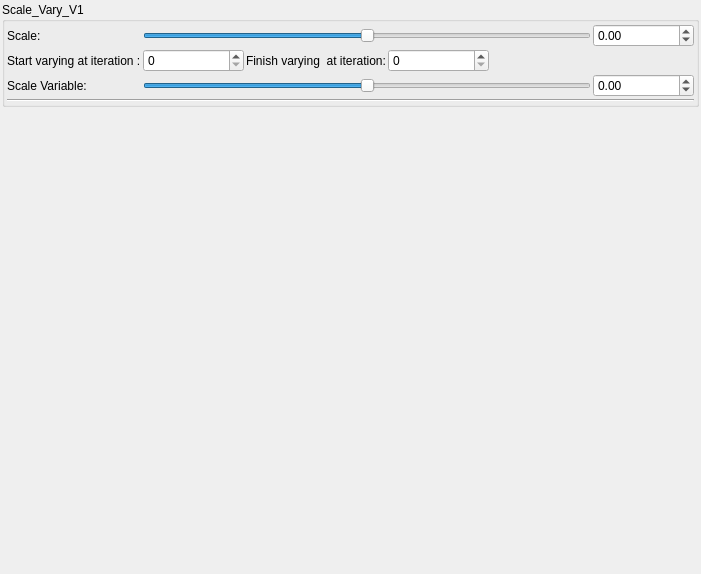
Before: the Qt Designer form mandelbulber2/qt_data/fractal_transf_scale_varyV1.ui in buddhi1980/mandelbulber2, drawn with Qt 5.
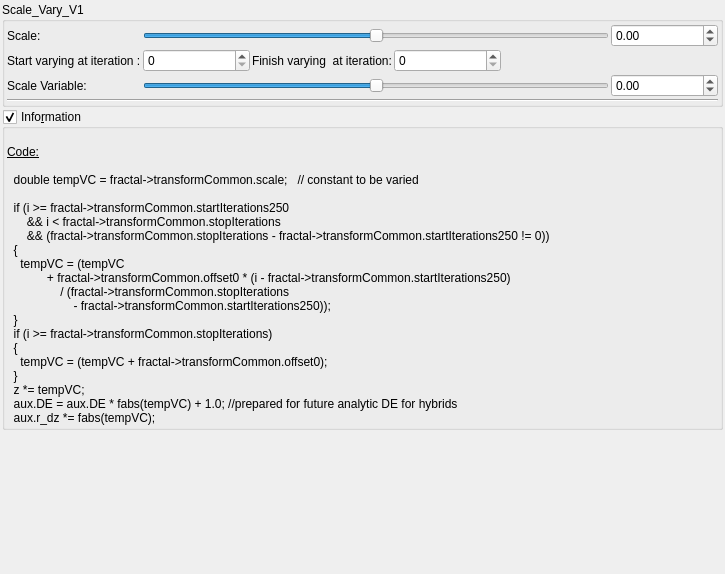
After: the same form once the commit is applied. Custom widgets are drawn as their Qt base class.

```diff
--- a/mandelbulber2/qt_data/fractal_transf_scale_varyV1.ui
+++ b/mandelbulber2/qt_data/fractal_transf_scale_varyV1.ui
@@ -6,7 +6,7 @@
    <rect>
     <x>0</x>
     <y>0</y>
-    <width>701</width>
+    <width>725</width>
     <height>574</height>
    </rect>
   </property>
@@ -240,6 +240,76 @@
      </layout>
     </widget>
    </item>
+   <item>
+    <widget class="MyGroupBox" name="groupCheck_info">
+     <property name="title">
+      <string>Info&amp;rmation</string>
+     </property>
+     <property name="flat">
+      <bool>false</bool>
+     </property>
+     <property name="checkable">
+      <bool>true</bool>
+     </property>
+     <layout class="QVBoxLayout" name="verticalLayout_2">
+      <property name="spacing">
+       <number>2</number>
+      </property>
+      <property name="leftMargin">
+       <number>2</number>
+      </property>
+      <property name="topMargin">
+       <number>2</number>
+      </property>
+      <property name="rightMargin">
+       <number>2</number>
+      </property>
+      <property name="bottomMargin">
+       <number>2</number>
+      </property>
+      <item>
+       <widget class="QLabel" name="label_4">
+        <property name="text">
+         <string>&lt;!DOCTYPE HTML PUBLIC &quot;-//W3C//DTD HTML 4.0//EN&quot; &quot;http://www.w3.org/TR/REC-html40/strict.dtd&quot;&gt;
+&lt;html&gt;&lt;head&gt;&lt;meta name=&quot;qrichtext&quot; content=&quot;1&quot; /&gt;&lt;style type=&quot;text/css&quot;&gt;
+p, li { white-space: pre-wrap; }
+&lt;/style&gt;&lt;/head&gt;&lt;body&gt;
+&lt;p style=&quot;-qt-paragraph-type:empty; margin-top:0px; margin-bottom:0px; margin-left:0px; margin-right:0px; -qt-block-indent:0; text-indent:0px;&quot;&gt;&lt;br /&gt;&lt;/p&gt;
+&lt;p style=&quot; margin-top:0px; margin-bottom:0px; margin-left:0px; margin-right:0px; -qt-block-indent:0; text-indent:0px;&quot;&gt;&lt;span style=&quot; text-decoration: underline;&quot;&gt;Code:&lt;/span&gt;&lt;/p&gt;
+&lt;p style=&quot;-qt-paragraph-type:empty; margin-top:0px; margin-bottom:0px; margin-left:0px; margin-right:0px; -qt-block-indent:0; text-indent:0px; text-decoration: underline;&quot;&gt;&lt;br /&gt;&lt;/p&gt;
+&lt;p style=&quot; margin-top:0px; margin-bottom:0px; margin-left:0px; margin-right:0px; -qt-block-indent:0; text-indent:0px;&quot;&gt;  double tempVC = fractal-&amp;gt;transformCommon.scale;   // constant to be varied&lt;/p&gt;
+&lt;p style=&quot;-qt-paragraph-type:empty; margin-top:0px; margin-bottom:0px; margin-left:0px; margin-right:0px; -qt-block-indent:0; text-indent:0px;&quot;&gt;&lt;br /&gt;&lt;/p&gt;
+&lt;p style=&quot; margin-top:0px; margin-bottom:0px; margin-left:0px; margin-right:0px; -qt-block-indent:0; text-indent:0px;&quot;&gt;  if (i &amp;gt;= fractal-&amp;gt;transformCommon.startIterations250&lt;/p&gt;
+&lt;p style=&quot; margin-top:0px; margin-bottom:0px; margin-left:0px; margin-right:0px; -qt-block-indent:0; text-indent:0px;&quot;&gt;      &amp;amp;&amp;amp; i &amp;lt; fractal-&amp;gt;transformCommon.stopIterations&lt;/p&gt;
+&lt;p style=&quot; margin-top:0px; margin-bottom:0px; margin-left:0px; margin-right:0px; -qt-block-indent:0; text-indent:0px;&quot;&gt;      &amp;amp;&amp;amp; (fractal-&amp;gt;transformCommon.stopIterations - fractal-&amp;gt;transformCommon.startIterations250 != 0))&lt;/p&gt;
+&lt;p style=&quot; margin-top:0px; margin-bottom:0px; margin-left:0px; margin-right:0px; -qt-block-indent:0; text-indent:0px;&quot;&gt;  {&lt;/p&gt;
+&lt;p style=&quot; margin-top:0px; margin-bottom:0px; margin-left:0px; margin-right:0px; -qt-block-indent:0; text-indent:0px;&quot;&gt;    tempVC = (tempVC&lt;/p&gt;
+&lt;p style=&quot; margin-top:0px; margin-bottom:0px; margin-left:0px; margin-right:0px; -qt-block-indent:0; text-indent:0px;&quot;&gt;            + fractal-&amp;gt;transformCommon.offset0 * (i - fractal-&amp;gt;transformCommon.startIterations250)&lt;/p&gt;
+&lt;p style=&quot; margin-top:0px; margin-bottom:0px; margin-left:0px; margin-right:0px; -qt-block-indent:0; text-indent:0px;&quot;&gt;                / (fractal-&amp;gt;transformCommon.stopIterations&lt;/p&gt;
+&lt;p style=&quot; margin-top:0px; margin-bottom:0px; margin-left:0px; margin-right:0px; -qt-block-indent:0; text-indent:0px;&quot;&gt;                    - fractal-&amp;gt;transformCommon.startIterations250));&lt;/p&gt;
+&lt;p style=&quot; margin-top:0px; margin-bottom:0px; margin-left:0px; margin-right:0px; -qt-block-indent:0; text-indent:0px;&quot;&gt;  }&lt;/p&gt;
+&lt;p style=&quot; margin-top:0px; margin-bottom:0px; margin-left:0px; margin-right:0px; -qt-block-indent:0; text-indent:0px;&quot;&gt;  if (i &amp;gt;= fractal-&amp;gt;transformCommon.stopIterations)&lt;/p&gt;
+&lt;p style=&quot; margin-top:0px; margin-bottom:0px; margin-left:0px; margin-right:0px; -qt-block-indent:0; text-indent:0px;&quot;&gt;  {&lt;/p&gt;
+&lt;p style=&quot; margin-top:0px; margin-bottom:0px; margin-left:0px; margin-right:0px; -qt-block-indent:0; text-indent:0px;&quot;&gt;    tempVC = (tempVC + fractal-&amp;gt;transformCommon.offset0);&lt;/p&gt;
+&lt;p style=&quot; margin-top:0px; margin-bottom:0px; margin-left:0px; margin-right:0px; -qt-block-indent:0; text-indent:0px;&quot;&gt;  }&lt;/p&gt;
+&lt;p style=&quot; margin-top:0px; margin-bottom:0px; margin-left:0px; margin-right:0px; -qt-block-indent:0; text-indent:0px;&quot;&gt;  z *= tempVC;&lt;/p&gt;
+&lt;p style=&quot; margin-top:0px; margin-bottom:0px; margin-left:0px; margin-right:0px; -qt-block-indent:0; text-indent:0px;&quot;&gt;  aux.DE = aux.DE * fabs(tempVC) + 1.0; //prepared for future analytic DE for hybrids&lt;/p&gt;
+&lt;p style=&quot; margin-top:0px; margin-bottom:0px; margin-left:0px; margin-right:0px; -qt-block-indent:0; text-indent:0px;&quot;&gt;  aux.r_dz *= fabs(tempVC);&lt;/p&gt;&lt;/body&gt;&lt;/html&gt;</string>
+        </property>
+        <property name="wordWrap">
+         <bool>true</bool>
+        </property>
+        <property name="openExternalLinks">
+         <bool>true</bool>
+        </property>
+        <property name="textInteractionFlags">
+         <set>Qt::LinksAccessibleByMouse|Qt::TextSelectableByMouse</set>
+        </property>
+       </widget>
+      </item>
+     </layout>
+    </widget>
+   </item>
    <item>
     <spacer name="verticalSpacer">
      <property name="orientation">
@@ -261,6 +331,12 @@
    <extends>QDoubleSpinBox</extends>
    <header>mydoublespinbox.h</header>
   </customwidget>
+  <customwidget>
+   <class>MyGroupBox</class>
+   <extends>QGroupBox</extends>
+   <header>mygroupbox.h</header>
+   <container>1</container>
+  </customwidget>
   <customwidget>
    <class>MySpinBox</class>
    <extends>QSpinBox</extends>
```
